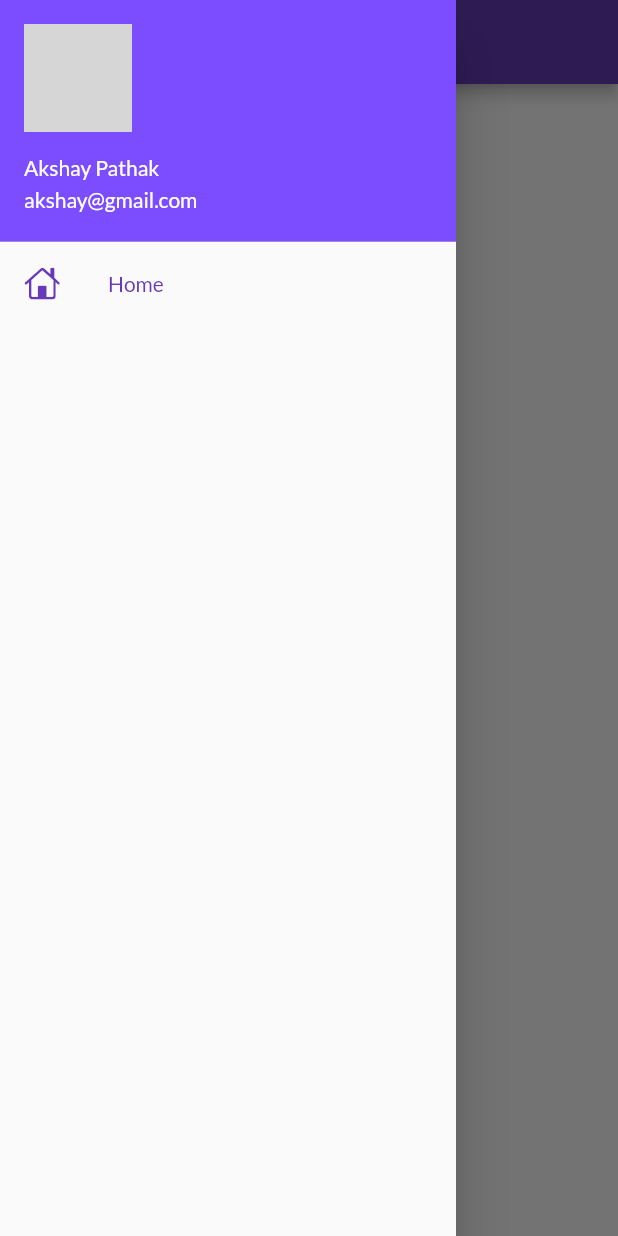
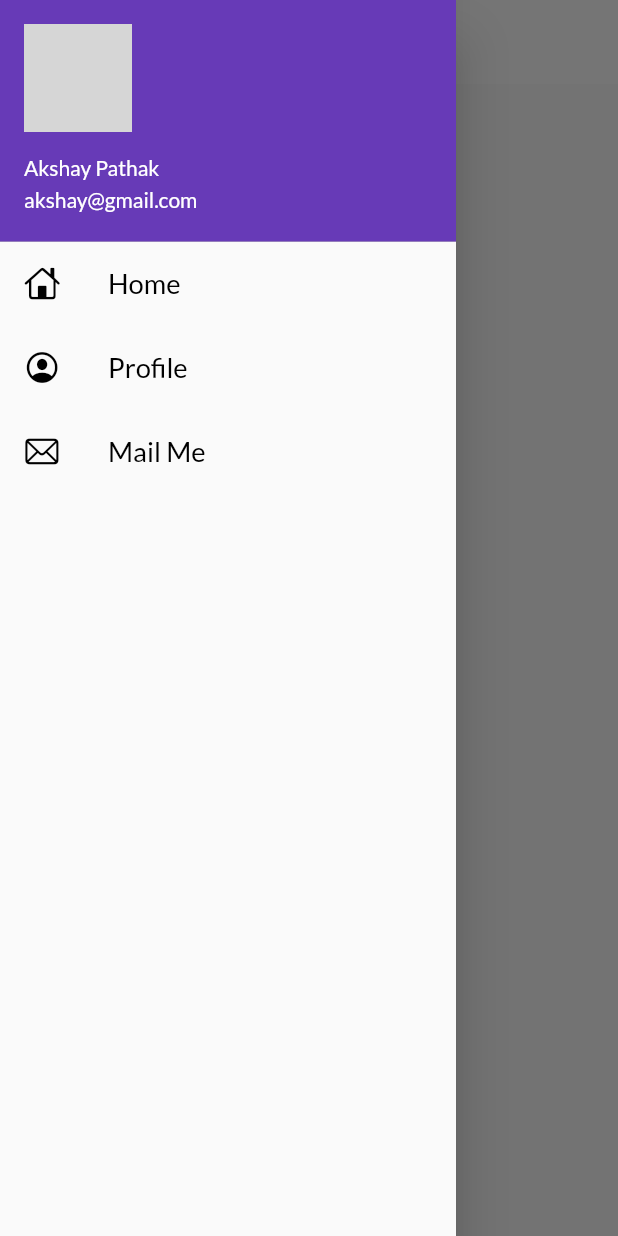
Before and after one commit to AkshayPathak01/catlog_app, a Flutter app: the screen it shows after launch, with the side drawer open, on a phone screen of 412 x 824 dp. Run offline on Flutter 3.47's test engine with Material 2 defaults, Android fonts, the phone set to English and light mode, and no system bars; our stand-ins replace google_fonts; missing offline and left inert: dart:html, dart:js; network calls fail; grey boxes are pictures that could not be loaded.

Commit message:
add theme

```diff
--- a/lib/main.dart
+++ b/lib/main.dart
@@ -1,6 +1,7 @@
 import 'package:catlog_app/pages/home_page.dart';
 import 'package:catlog_app/pages/login_page.dart';
 import 'package:catlog_app/utils/routes.dart';
+import 'package:catlog_app/widgets/themes.dart';
 import 'package:flutter/material.dart';
 import 'package:google_fonts/google_fonts.dart';
 
@@ -14,16 +15,27 @@ class MyApp extends StatelessWidget {
     // buildcontext create a tree
     return MaterialApp(
       debugShowCheckedModeBanner: false,
-      themeMode: ThemeMode.light, // use system ,dark ,light
-      theme: ThemeData(
+      themeMode: ThemeMode.light,
+      theme: MyTheme.lightTheme(context),
+      // use system ,dark ,light
+      darkTheme: MyTheme.darkTheme(context),
+     /* theme: ThemeData(
         // when u use light theme then theme use
         primarySwatch: Colors.deepPurple,
         fontFamily: GoogleFonts.lato().fontFamily,
+        appBarTheme: AppBarTheme(
+          color: Colors.white,
+          elevation: 0.0,
+          iconTheme: IconThemeData(
+            color: Colors.black,
+          ),
+          textTheme: Theme.of(context).textTheme,
+        )
       ),
       darkTheme: ThemeData(
         // when u use dark theme then darktheme use
         brightness: Brightness.dark,
-      ),
+      ),*/
       initialRoute: MyRoutes.homeRoutes,
       routes: {
         "/": (context) => new LoginPage(), // "/" by default screen of app
--- a/lib/pages/home_page.dart
+++ b/lib/pages/home_page.dart
@@ -6,8 +6,15 @@ class HomePage extends StatelessWidget {
   Widget build(BuildContext context) {
     return Scaffold(
       appBar: AppBar(
-        title: Text("Catlog App" ),
-
+        // backgroundColor: Colors.white,
+        title: Text(
+          "Catlog App",
+          //style: TextStyle(color: Colors.black),
+        ),
+        /* elevation: 0.0,
+        iconTheme: IconThemeData(
+          color: Colors.black,
+        ),*/
       ),
       body: Center(
         child: Container(
--- a/lib/widgets/drawer.dart
+++ b/lib/widgets/drawer.dart
@@ -6,7 +6,8 @@ import 'package:flutter/material.dart';
 class MyDrawer extends StatelessWidget {
   @override
   Widget build(BuildContext context) {
-    final imageUrl = "";
+    final imageUrl =
+        "https://pbs.twimg.com/profile_images/1298193390723452928/Mz8JN76p_400x400.jpg";
     return Drawer(
       child: ListView(
         padding: EdgeInsets.zero,
@@ -15,9 +16,9 @@ class MyDrawer extends StatelessWidget {
             padding: EdgeInsets.zero,
             margin: EdgeInsets.zero,
             child: UserAccountsDrawerHeader(
-              decoration: BoxDecoration(color: Colors.deepPurpleAccent),
+              decoration: BoxDecoration(color: Colors.deepPurple),
               currentAccountPicture: CircleAvatar(
-                backgroundColor: Colors.white,
+                //backgroundColor: Colors.white,
                 backgroundImage: NetworkImage(imageUrl),
               ),
               margin: EdgeInsets.zero,
@@ -30,13 +31,36 @@ class MyDrawer extends StatelessWidget {
           ListTile(
             leading: Icon(
               CupertinoIcons.home,
-              color: Colors.deepPurple,
+              color: Colors.black,
             ),
             title: Text(
               "Home",
-              style: TextStyle(color: Colors.deepPurple),
+              textScaleFactor: 1.3,
+              style: TextStyle(color: Colors.black),
             ),
-          )
+          ),
+          ListTile(
+            leading: Icon(
+              CupertinoIcons.profile_circled,
+              color: Colors.black,
+            ),
+            title: Text(
+              "Profile",
+              textScaleFactor: 1.3,
+              style: TextStyle(color: Colors.black),
+            ),
+          ),
+          ListTile(
+            leading: Icon(
+              CupertinoIcons.mail,
+              color: Colors.black,
+            ),
+            title: Text(
+              "Mail Me",
+              textScaleFactor: 1.3,
+              style: TextStyle(color: Colors.black),
+            ),
+          ),
         ],
       ),
     );
--- /dev/null
+++ b/lib/widgets/themes.dart
@@ -0,0 +1,23 @@
+import 'dart:js';
+
+import 'package:flutter/material.dart';
+import 'package:google_fonts/google_fonts.dart';
+
+class MyTheme {
+  static ThemeData lightTheme(BuildContext context) => ThemeData(
+      // when u use light theme then theme use
+      primarySwatch: Colors.deepPurple,
+      fontFamily: GoogleFonts.lato().fontFamily,
+      appBarTheme: AppBarTheme(
+        color: Colors.white,
+        elevation: 0.0,
+        iconTheme: IconThemeData(
+          color: Colors.black,
+        ),
+        textTheme: Theme.of(context).textTheme,
+      ));
+
+  static ThemeData darkTheme(BuildContext context) => ThemeData(
+        brightness: Brightness.dark,
+      );
+}
```
